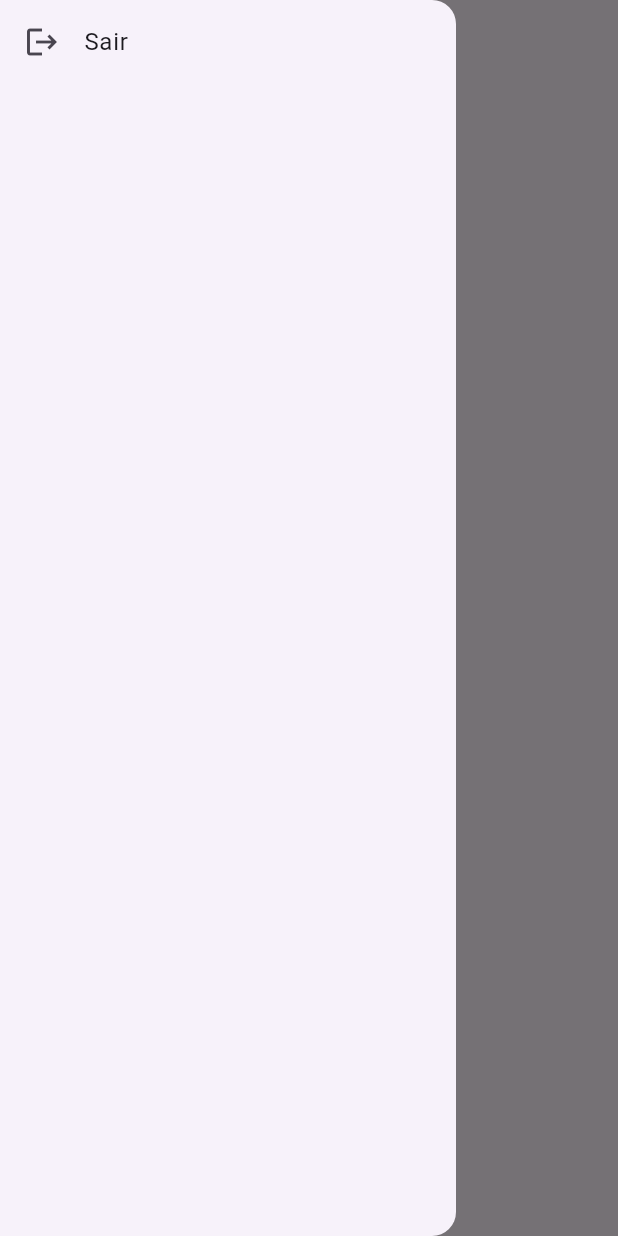
After one commit to Antonio-Nasc/flutter_gymapp, a Flutter app: the screen it shows once a user with an empty profile is signed in, in the side drawer, after a tap on "Sair", on a phone screen of 412 x 824 dp. The commit adds this screen. Run offline on Flutter 3.47's test engine with Material 3 defaults, Android fonts, the phone set to English and light mode, and no system bars; our stand-ins replace firebase_auth, firebase_core; accounts and stored records are empty; generated files the repository leaves out were written again.

Commit message:
feat: singIn and singOut

```diff
--- a/lib/main.dart
+++ b/lib/main.dart
@@ -1,6 +1,8 @@
+import 'package:firebase_auth/firebase_auth.dart';
 import 'package:flutter/material.dart';
 import 'package:flutter_gymapp/screens/authentication_screen.dart';
 import 'package:firebase_core/firebase_core.dart';
+import 'package:flutter_gymapp/screens/home.dart';
 import 'firebase_options.dart';
 
 void main() async {
@@ -14,6 +16,24 @@ class MyApp extends StatelessWidget {
 
   @override
   Widget build(BuildContext context) {
-    return MaterialApp(home: AuthenticationScreen());
+    return MaterialApp(home: ScreenRouter());
   }
 }
+
+class ScreenRouter extends StatelessWidget {
+  const ScreenRouter({super.key});
+
+  @override
+  Widget build(BuildContext context) {
+    return StreamBuilder<User?>(
+      stream: FirebaseAuth.instance.userChanges(),
+      builder: (context, snapshot) {
+        if (snapshot.hasData) {
+          return const Home();
+        } else {
+          return const AuthenticationScreen();
+        }
+      },
+    );
+  }
+}
--- /dev/null
+++ b/lib/screens/home.dart
@@ -0,0 +1,26 @@
+import 'package:flutter/material.dart';
+import 'package:flutter_gymapp/services/authentication_service.dart';
+
+class Home extends StatelessWidget {
+  const Home({super.key});
+
+  @override
+  Widget build(BuildContext context) {
+    return Scaffold(
+      appBar: AppBar(title: const Text("Tela Inicial")),
+      drawer: Drawer(
+        child: ListView(
+          children: [
+            ListTile(
+              leading: const Icon(Icons.logout),
+              title: const Text("Sair"),
+              onTap: () {
+                AuthenticationService().logout();
+              },
+            ),
+          ],
+        ),
+      ),
+    );
+  }
+}
```
Also changed, not shown: lib/screens/authentication_screen.dart (+7 -7 lines), lib/services/authentication_service.dart (+19 -0 lines).
